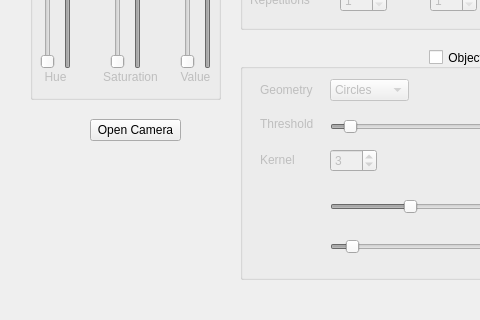
Above: mainwindow.ui from TalentlessAlpaca/LizardTracker before the change; both pictures show x 0 to 480 and y 158 to 478 of the 741 by 578 pixel window. Below: the same form after it.
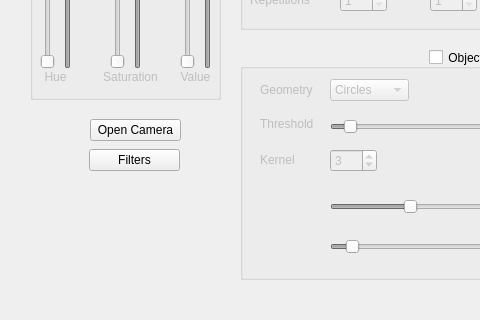
That is the form after the change.

Patch:
```diff
--- a/mainwindow.ui
+++ b/mainwindow.ui
@@ -622,6 +622,19 @@
      </property>
     </widget>
    </widget>
+   <widget class="QPushButton" name="calibration_Button">
+    <property name="geometry">
+     <rect>
+      <x>89</x>
+      <y>290</y>
+      <width>91</width>
+      <height>22</height>
+     </rect>
+    </property>
+    <property name="text">
+     <string>Filters</string>
+    </property>
+   </widget>
   </widget>
   <widget class="QMenuBar" name="menuBar">
    <property name="geometry">
```
